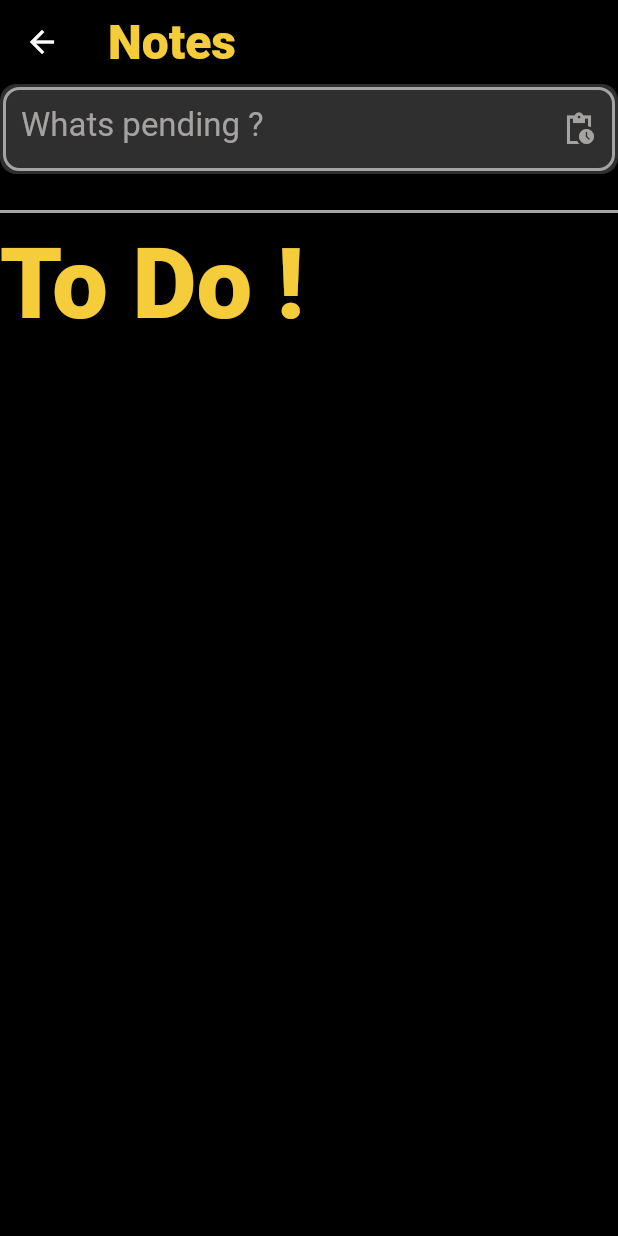
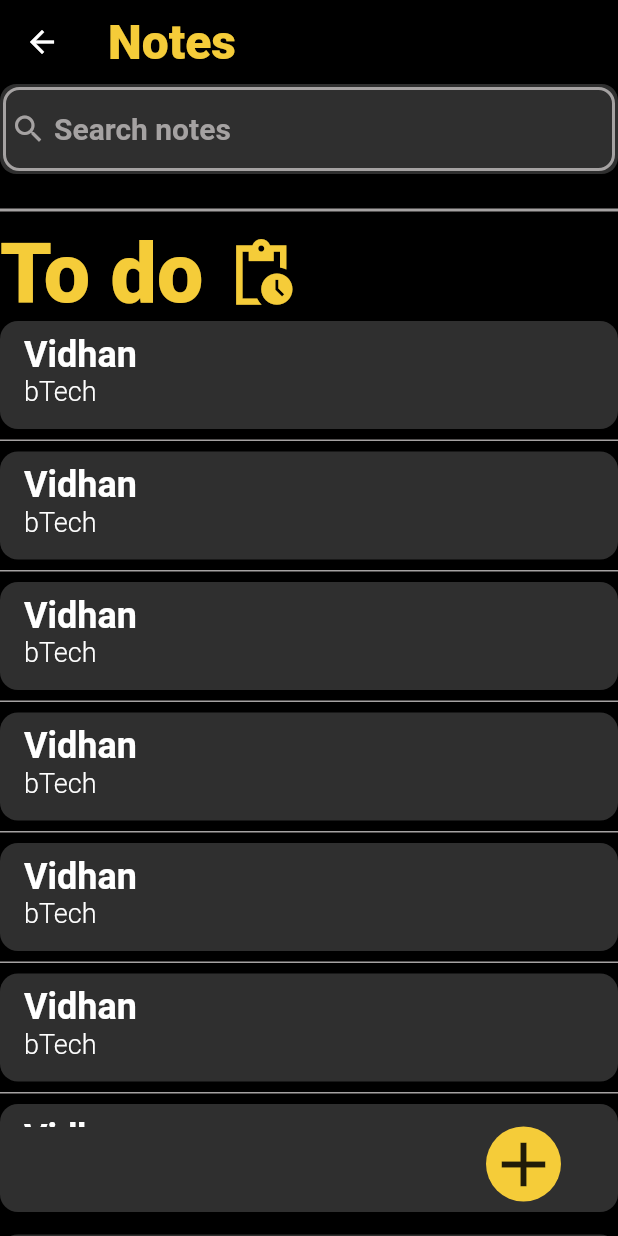
Before and after one commit to vidhan-srivastava/To-Do-App, a Flutter app: the screen it shows after launch, on a phone screen of 412 x 824 dp. Run offline on Flutter 3.47's test engine with Material 2 defaults, Android fonts, the phone set to English and light mode, and no system bars; our stand-ins replace flutter_spinkit.

Commit message:
fresh note adding button added

```diff
--- a/lib/home.dart
+++ b/lib/home.dart
@@ -1,4 +1,5 @@
 import 'package:flutter/material.dart';
+import 'package:note_taking_app/widgets.dart';
 
 class Home extends StatefulWidget {
   const Home({super.key});
@@ -26,10 +27,84 @@ class _HomeState extends State<Home> {
         ),
         centerTitle: false,
       ),
-      body: Column(
+      body: Container(
+        padding: const EdgeInsets.fromLTRB(0, 0, 0, 20),
+        child: Column(
             crossAxisAlignment: CrossAxisAlignment.start,
             children: [
+              searchBox(),
+              const SizedBox(height: 14),
+              const Divider(
+                height: 20,
+                color: Color.fromARGB(255, 165, 162, 162),
+                thickness: 2,
+              ),
+              const Row(
+                children: [
+                  Text(
+                    'To do ',
+                    style: TextStyle(
+                        color: Color.fromARGB(255, 245, 204, 57),
+                        fontSize: 55,
+                        fontWeight: FontWeight.w900),
+                  ),
+                  Icon(
+                    Icons.pending_actions_sharp,
+                    color: Color.fromARGB(255, 245, 204, 57),
+                    size: 50,
+                  ),
+                ],
+              ),
+              Expanded(
+                //this is how the notes will get added and appear here
+                child: ListView.separated(
+                  scrollDirection: Axis.vertical,
+                    itemBuilder: (context, index) {
+                      return const ToDo(titleText: 'Vidhan', subtitleText: 'bTech');
+                    },
+                    separatorBuilder: (context, index) {
+                      return const Divider(
+                      height: 15,
+                      color: Color.fromARGB(255, 165, 162, 162),
+                      thickness: 1,);
+                    },
+                    itemCount: 10,
+                    ),
+                  ),
+
+                //this is for the icon that will open new page for notes
+                Row(
+                  children: [
                     Container(
+                      margin: const EdgeInsets.only(
+                        left:324,
+                        bottom: 3,
+                        right:1,
+                      ),
+                      decoration: BoxDecoration(
+                        color: const Color.fromARGB(255, 245, 204, 57),
+                        borderRadius: BorderRadius.circular(30),
+                       ),
+                       child:InkWell(
+                        onTap: () {},
+                         child: const Icon(
+                          size:50,
+                          Icons.add,
+                         ),
+                       )
+                    ),
+                  ],
+                ),
+            ],
+          ),
+      ),
+     );
+  }
+
+
+//search notes widget
+  Widget searchBox() {
+    return Container(
       padding: const EdgeInsets.all(2),
       decoration: BoxDecoration(
         color: const Color.fromARGB(255, 47, 47, 47),
@@ -37,19 +112,31 @@ class _HomeState extends State<Home> {
       ),
       height: 60,
       child: TextField(
-              keyboardType: TextInputType.name,
+        style: const TextStyle(
+          color: Colors.white,
+          fontSize: 22,
+          fontWeight: FontWeight.w600,
+        ),
         controller: text,
         decoration: InputDecoration(
-                hintText: 'Whats pending ?',
+          prefixIcon: const Icon(
+            Icons.search,
+            color: Color.fromARGB(255, 165, 162, 162),
+          ),
+          prefixIconConstraints: const BoxConstraints(
+            maxHeight: 40,
+            minWidth: 34,
+          ),
+          hintText: 'Search notes',
           hintStyle: const TextStyle(
             color: Color.fromARGB(255, 165, 162, 162),
-                  fontSize: 22,
+            fontSize: 20,
           ),
           focusedBorder: OutlineInputBorder(
               borderRadius: BorderRadius.circular(11),
               borderSide: const BorderSide(
                 width: 4,
-                      color: Color.fromARGB(255, 0, 0, 0),
+                color: Color.fromARGB(255, 245, 204, 57),
               )),
           enabledBorder: OutlineInputBorder(
             borderRadius: BorderRadius.circular(11),
@@ -58,27 +145,7 @@ class _HomeState extends State<Home> {
               width: 2,
             ),
           ),
-                suffixIcon: const Icon(
-                  Icons.pending_actions_sharp,
-                  color: Color.fromARGB(255, 165, 162, 162),
         ),
-              ),
-            ),
-          ),
-          const SizedBox(height: 15),
-          const Divider(
-            height: 20,
-            color: Color.fromARGB(255, 165, 162, 162),
-            thickness: 2,
-          ),
-          const Text(
-            'To Do !',
-            style: TextStyle(
-                color: Color.fromARGB(255, 245, 204, 57),
-                fontSize: 66,
-                fontWeight: FontWeight.w900),
-          ),
-        ],
       ),
     );
   }
--- /dev/null
+++ b/lib/newpage.dart
@@ -0,0 +1,12 @@
+import 'package:flutter/material.dart';
+
+class NewPage extends StatelessWidget {
+  const NewPage({super.key});
+
+  @override
+  Widget build(BuildContext context) {
+    return const Scaffold(
+
+    );
+  }
+}
--- /dev/null
+++ b/lib/widgets.dart
@@ -0,0 +1,37 @@
+// ignore_for_file: prefer_typing_uninitialized_variables
+
+import 'package:flutter/material.dart';
+
+class ToDo extends StatelessWidget {
+  final titleText;
+  final subtitleText;
+
+  const ToDo({super.key, this.titleText, this.subtitleText});
+
+
+  @override
+  Widget build(BuildContext context) {
+    return ListTile(
+          onTap: () {},
+          shape: RoundedRectangleBorder(
+            borderRadius: BorderRadius.circular(12),
+          ),
+          tileColor: const Color.fromARGB(255, 47, 47, 47),
+          title: Text(
+            titleText,
+            style: const TextStyle(
+              fontSize: 24,
+              fontWeight: FontWeight.w600,
+              color:Colors.white,
+            ),
+            ),
+          subtitle: Text(subtitleText,
+          style:const TextStyle(
+            color: Colors.white,
+            fontSize: 18,
+            fontWeight: FontWeight.w300,
+            ),
+          )
+        );
+      }
+    }
```
Also changed, not shown: lib/main.dart (+5 -5 lines). Lines whose indentation alone changed are shown as unchanged.
